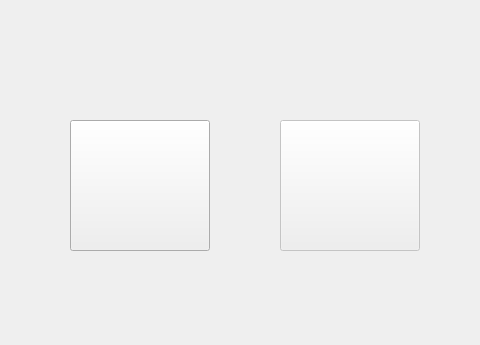
This is test1.ui in phatvuong098/ui as Qt 5 draws it before an edit; both pictures show x 0 to 480 and y 0 to 345 of the 1024 by 600 pixel window. The edited form follows.
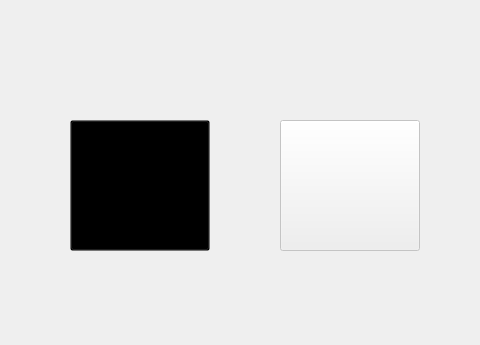
This is the edited form. Icons and pictures are not drawn.

Diff of the .ui file:
```diff
--- a/test1.ui
+++ b/test1.ui
@@ -24,7 +24,8 @@
      </rect>
     </property>
     <property name="styleSheet">
-     <string notr="true">background-image: url(:/newPrefix/hoachaton.png);</string>
+     <string notr="true">background-image: url(:/newPrefix/hoachaton.png);
+background-color: transparent;</string>
     </property>
     <property name="text">
      <string/>
```
